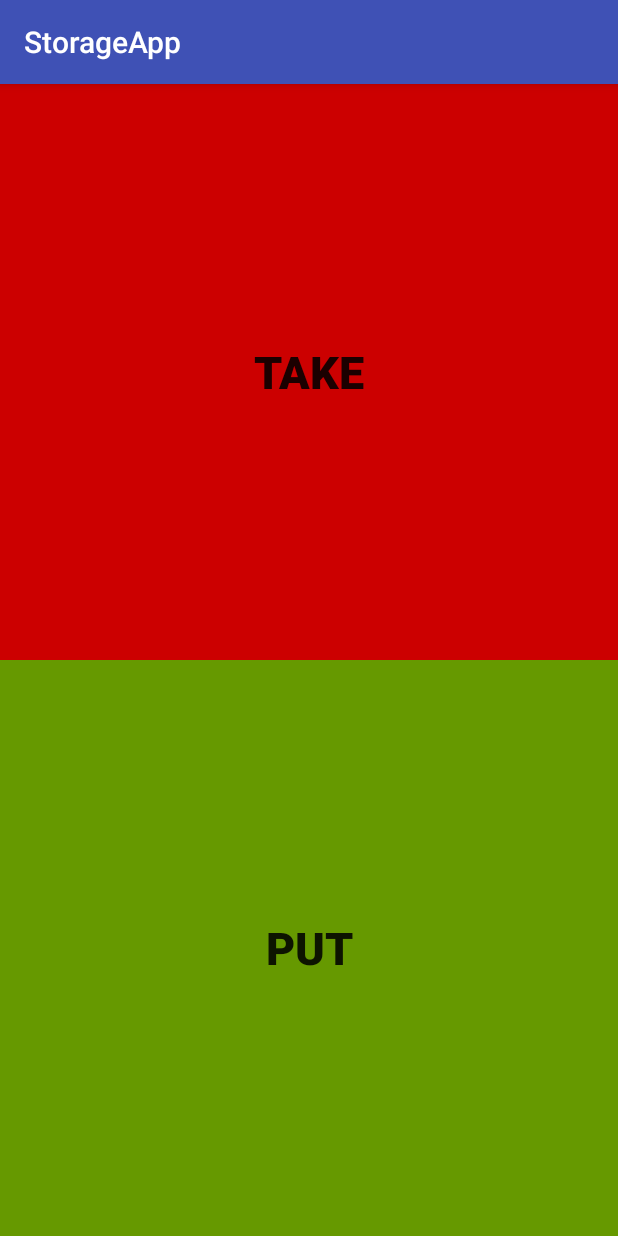
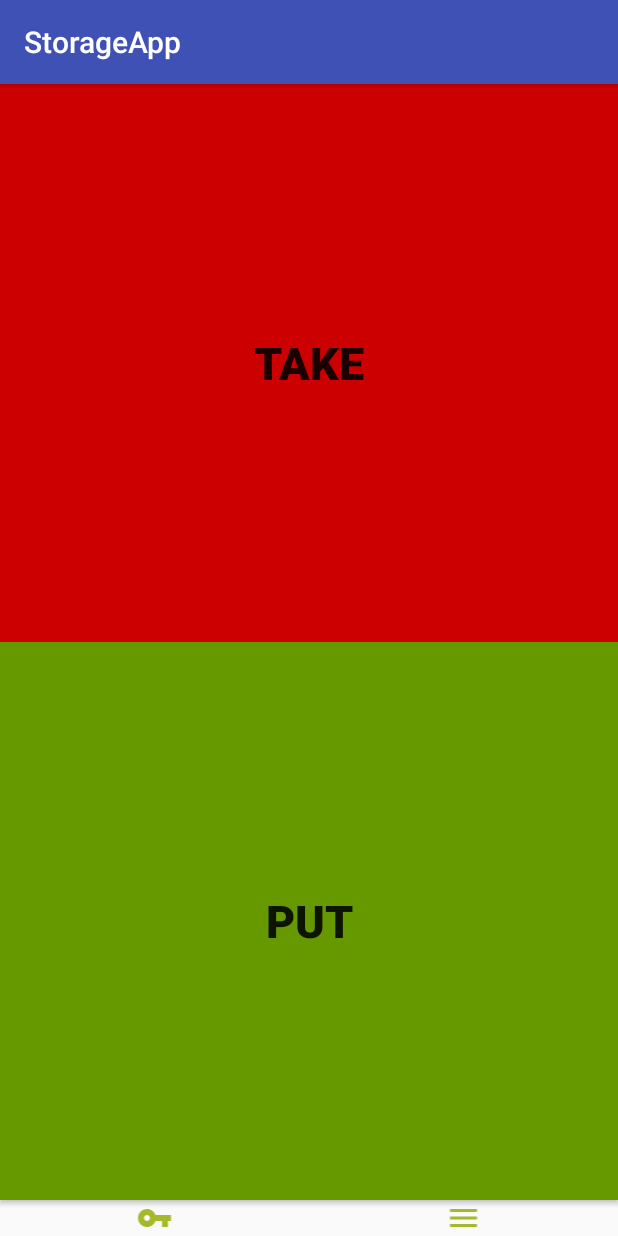
Before and after one commit to trebouillon/StorageApp, an Android app: the screen it shows after launch (MainActivity), on a phone screen of 412 x 824 dp. Run offline under Robolectric (Android 15) with nearby library versions, the phone set to English and light mode, and no system bars; libraries missing offline, so code that uses them is left out: com.google.zxing.integration.

Commit message:
add menu button

```diff
--- a/app/build.gradle
+++ b/app/build.gradle
@@ -24,6 +24,7 @@ android {
         sourceCompatibility JavaVersion.VERSION_1_8
         targetCompatibility JavaVersion.VERSION_1_8
     }
+    buildToolsVersion '27.0.3'
 }
 
 dependencies {
@@ -34,9 +35,7 @@ dependencies {
     implementation 'com.android.support.constraint:constraint-layout:1.1.2'
     implementation 'com.google.zxing:core:3.3.0'
     implementation 'com.google.zxing:android-integration:3.3.0'
-
     testImplementation 'junit:junit:4.12'
-
     androidTestImplementation 'com.android.support.test:runner:1.0.2'
     androidTestImplementation 'com.android.support.test.espresso:espresso-core:3.0.2'
 }
--- /dev/null
+++ b/app/src/main/res/drawable/ic_menu_24dp.xml
@@ -0,0 +1,5 @@
+<vector android:height="24dp" android:tint="#A6B82C"
+    android:viewportHeight="24.0" android:viewportWidth="24.0"
+    android:width="24dp" xmlns:android="http://schemas.android.com/apk/res/android">
+    <path android:fillColor="#FF000000" android:pathData="M3,18h18v-2L3,16v2zM3,13h18v-2L3,11v2zM3,6v2h18L21,6L3,6z"/>
+</vector>
--- /dev/null
+++ b/app/src/main/res/drawable/ic_vpn_key_24dp.xml
@@ -0,0 +1,5 @@
+<vector android:height="24dp" android:tint="#A6B82C"
+    android:viewportHeight="24.0" android:viewportWidth="24.0"
+    android:width="24dp" xmlns:android="http://schemas.android.com/apk/res/android">
+    <path android:fillColor="#FF000000" android:pathData="M12.65,10C11.83,7.67 9.61,6 7,6c-3.31,0 -6,2.69 -6,6s2.69,6 6,6c2.61,0 4.83,-1.67 5.65,-4H17v4h4v-4h2v-4H12.65zM7,14c-1.1,0 -2,-0.9 -2,-2s0.9,-2 2,-2 2,0.9 2,2 -0.9,2 -2,2z"/>
+</vector>
--- a/app/src/main/res/layout/content_main.xml
+++ b/app/src/main/res/layout/content_main.xml
@@ -29,9 +29,31 @@
         android:text="@string/action_put"
         android:textSize="30sp"
         android:textStyle="bold"
-        app:layout_constraintBottom_toBottomOf="parent"
+        app:layout_constraintBottom_toTopOf="@id/login"
         app:layout_constraintLeft_toLeftOf="parent"
         app:layout_constraintRight_toRightOf="parent"
         app:layout_constraintTop_toBottomOf="@id/take" />
 
+    <ImageView
+        android:id="@+id/login"
+        android:layout_width="0dp"
+        android:layout_height="wrap_content"
+        android:contentDescription="Change User"
+        android:src="@drawable/ic_vpn_key_24dp"
+        app:layout_constraintBottom_toBottomOf="parent"
+        app:layout_constraintLeft_toLeftOf="parent"
+        app:layout_constraintRight_toLeftOf="@id/extra"
+        app:layout_constraintTop_toBottomOf="@id/put" />
+
+    <ImageView
+        android:id="@+id/extra"
+        android:layout_width="0dp"
+        android:layout_height="wrap_content"
+        android:contentDescription="Open Menu"
+        android:src="@drawable/ic_menu_24dp"
+        app:layout_constraintBottom_toBottomOf="parent"
+        app:layout_constraintLeft_toRightOf="@id/login"
+        app:layout_constraintRight_toRightOf="parent"
+        app:layout_constraintTop_toBottomOf="@id/put" />
+
 </android.support.constraint.ConstraintLayout>
```
Lines whose indentation alone changed are shown as unchanged.
